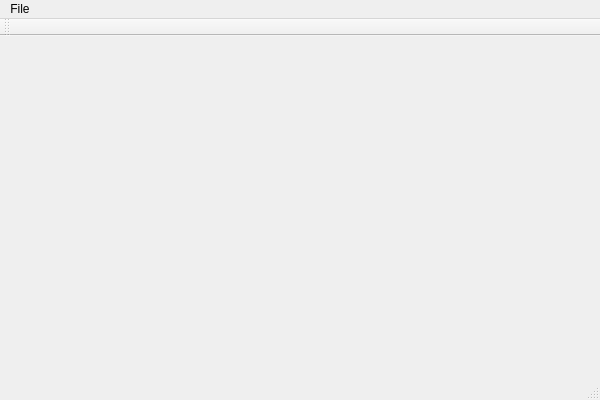
First picture: the form in LogViewer.ui, repository nrzimmer/LogViewer, before the edit.
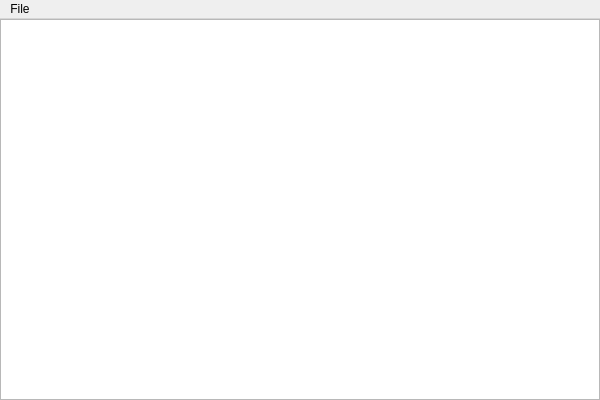
Second picture: the form after the edit.

Commit message: Load and show the file content

The edit to the form file:
```diff
--- a/LogViewer.ui
+++ b/LogViewer.ui
@@ -13,7 +13,35 @@
   <property name="windowTitle">
    <string>LogViewer</string>
   </property>
-  <widget class="QWidget" name="centralWidget"/>
+  <widget class="QWidget" name="centralWidget">
+   <layout class="QVBoxLayout" name="verticalLayout">
+    <property name="spacing">
+     <number>0</number>
+    </property>
+    <property name="leftMargin">
+     <number>0</number>
+    </property>
+    <property name="topMargin">
+     <number>0</number>
+    </property>
+    <property name="rightMargin">
+     <number>0</number>
+    </property>
+    <property name="bottomMargin">
+     <number>0</number>
+    </property>
+    <item>
+     <layout class="QHBoxLayout" name="horizontalLayout">
+      <property name="spacing">
+       <number>0</number>
+      </property>
+      <item>
+       <widget class="QTextEdit" name="textEdit"/>
+      </item>
+     </layout>
+    </item>
+   </layout>
+  </widget>
   <widget class="QMenuBar" name="menuBar">
    <property name="geometry">
     <rect>
@@ -38,15 +66,6 @@
    </widget>
    <addaction name="menuFile"/>
   </widget>
-  <widget class="QToolBar" name="mainToolBar">
-   <attribute name="toolBarArea">
-    <enum>TopToolBarArea</enum>
-   </attribute>
-   <attribute name="toolBarBreak">
-    <bool>false</bool>
-   </attribute>
-  </widget>
-  <widget class="QStatusBar" name="statusBar"/>
   <action name="actionOpen">
    <property name="text">
     <string>Open</string>
```
Left out of the diff: 5 changed lines with no effect on the pictures. The commit also changes 2 other files.
